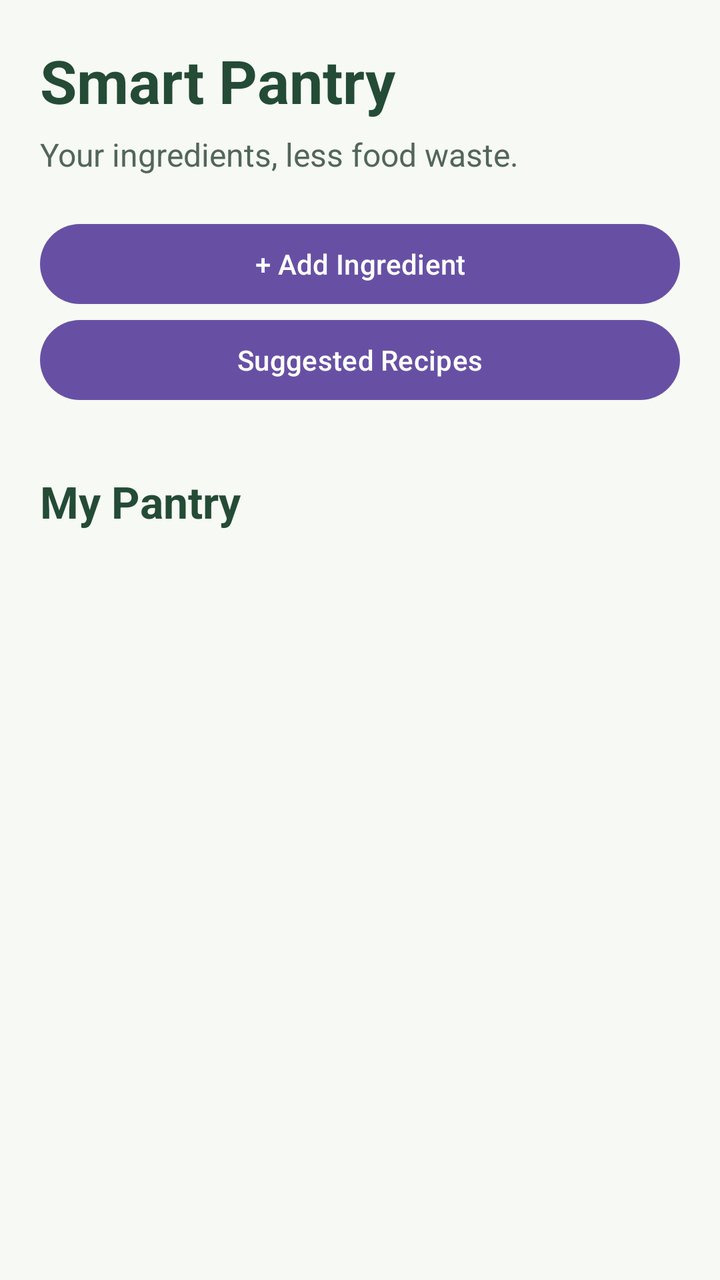
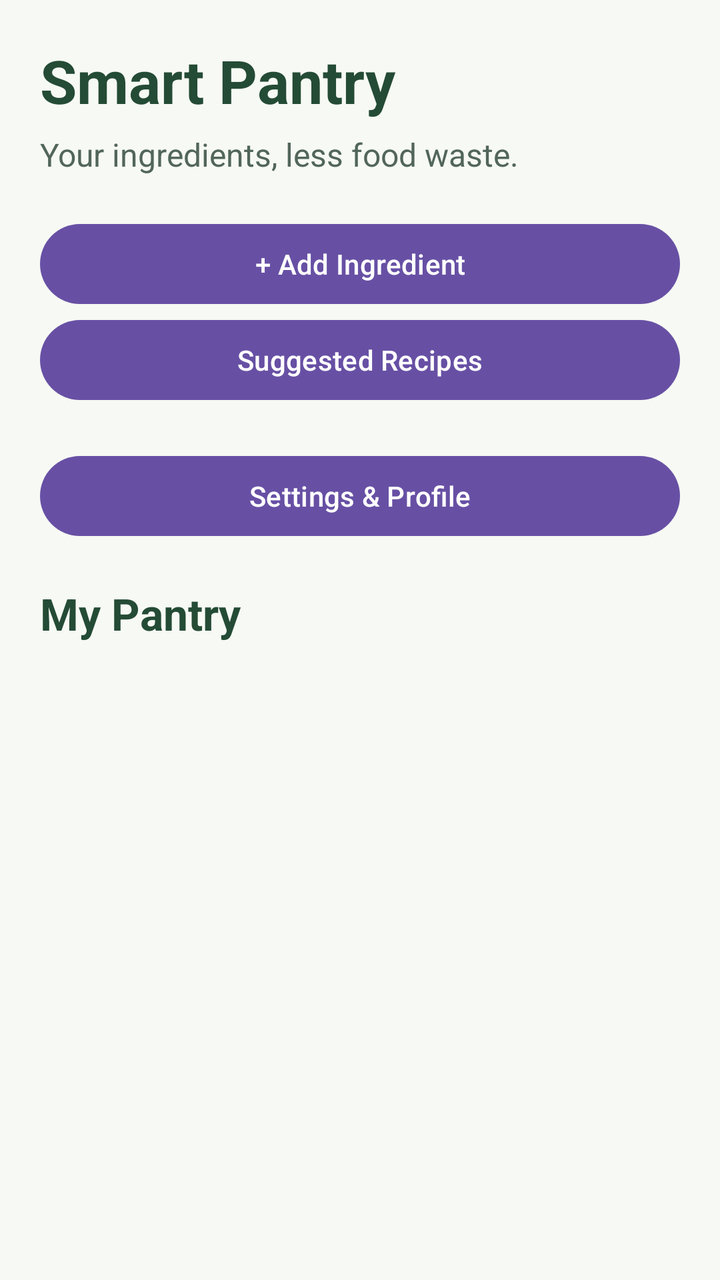

An Android layout rendered at two revisions. The XML below is the earlier revision; the diff shows what the commit changed to produce the second picture.
<!-- AndroidManifest.xml: application theme Theme.SmartPantryManager -->
<!-- res/layout/activity_main.xml -->
<?xml version="1.0" encoding="utf-8"?>
<LinearLayout xmlns:android="http://schemas.android.com/apk/res/android"
    android:layout_width="match_parent"
    android:layout_height="match_parent"
    android:orientation="vertical"
    android:padding="20dp"
    android:background="#F7F9F4">

    <TextView
        android:layout_width="match_parent"
        android:layout_height="wrap_content"
        android:text="@string/pantry_title"
        android:textSize="30sp"
        android:textStyle="bold"
        android:textColor="#244B35"
        android:layout_marginBottom="6dp" />

    <TextView
        android:layout_width="match_parent"
        android:layout_height="wrap_content"
        android:text="@string/pantry_subtitle"
        android:textSize="16sp"
        android:textColor="#52665A"
        android:layout_marginBottom="20dp" />

    <Button
        android:id="@+id/btnAddIngredient"
        android:layout_width="match_parent"
        android:layout_height="wrap_content"
        android:text="@string/add_ingredient"
        android:textAllCaps="false" />
    <Button
        android:id="@+id/btnSuggestedRecipes"
        android:layout_width="match_parent"
        android:layout_height="wrap_content"
        android:text="@string/suggested_recipes_button"
        android:textAllCaps="false"
        android:layout_marginBottom="12dp"
    />

    <TextView
        android:layout_width="match_parent"
        android:layout_height="wrap_content"
        android:text="@string/my_pantry"
        android:textSize="22sp"
        android:textStyle="bold"
        android:textColor="#244B35"
        android:layout_marginTop="20dp"
        android:layout_marginBottom="10dp" />

    <ListView
        android:id="@+id/listPantry"
        android:layout_width="match_parent"
        android:layout_height="0dp"
        android:layout_weight="1"
        android:divider="#DCE4DC"
        android:dividerHeight="1dp"
        android:paddingBottom="8dp" />

    <TextView
        android:id="@+id/txtEmptyPantry"
        android:layout_width="match_parent"
        android:layout_height="wrap_content"
        android:text="@string/empty_pantry"
        android:textSize="16sp"
        android:textColor="#52665A"
        android:gravity="center"
        android:padding="16dp"
        android:visibility="gone" />

</LinearLayout>
<!-- resources referenced by this layout -->
<resources>
  <string name="add_ingredient">+ Add Ingredient</string>
  <string name="empty_pantry">Your pantry is empty. Add your first ingredient!</string>
  <string name="my_pantry">My Pantry</string>
  <string name="pantry_subtitle">Your ingredients, less food waste.</string>
  <string name="pantry_title">Smart Pantry</string>
  <string name="suggested_recipes_button">Suggested Recipes</string>
  <style name="Theme.SmartPantryManager" parent="Base.Theme.SmartPantryManager" />
  <style name="Base.Theme.SmartPantryManager" parent="Theme.Material3.DayNight.NoActionBar">
          
          
      </style>
</resources>

<!-- the commit's change to res/layout/activity_main.xml (unified diff, before → after) -->
@@ -35,8 +35,13 @@
         android:layout_height="wrap_content"
         android:text="@string/suggested_recipes_button"
         android:textAllCaps="false"
-        android:layout_marginBottom="12dp"
-    />
+        android:layout_marginBottom="12dp" />
+    <Button
+        android:id="@+id/btnSettings"
+        android:layout_width="match_parent"
+        android:layout_height="wrap_content"
+        android:layout_marginTop="8dp"
+        android:text="@string/settings_title" />
 
     <TextView
         android:layout_width="match_parent"
<!-- resource entries referenced after the edit -->
@@ -5,6 +5,7 @@
   <string name="my_pantry">My Pantry</string>
   <string name="pantry_subtitle">Your ingredients, less food waste.</string>
   <string name="pantry_title">Smart Pantry</string>
+  <string name="settings_title">Settings &amp; Profile</string>
   <string name="suggested_recipes_button">Suggested Recipes</string>
   <style name="Theme.SmartPantryManager" parent="Base.Theme.SmartPantryManager" />
   <style name="Base.Theme.SmartPantryManager" parent="Theme.Material3.DayNight.NoActionBar">
